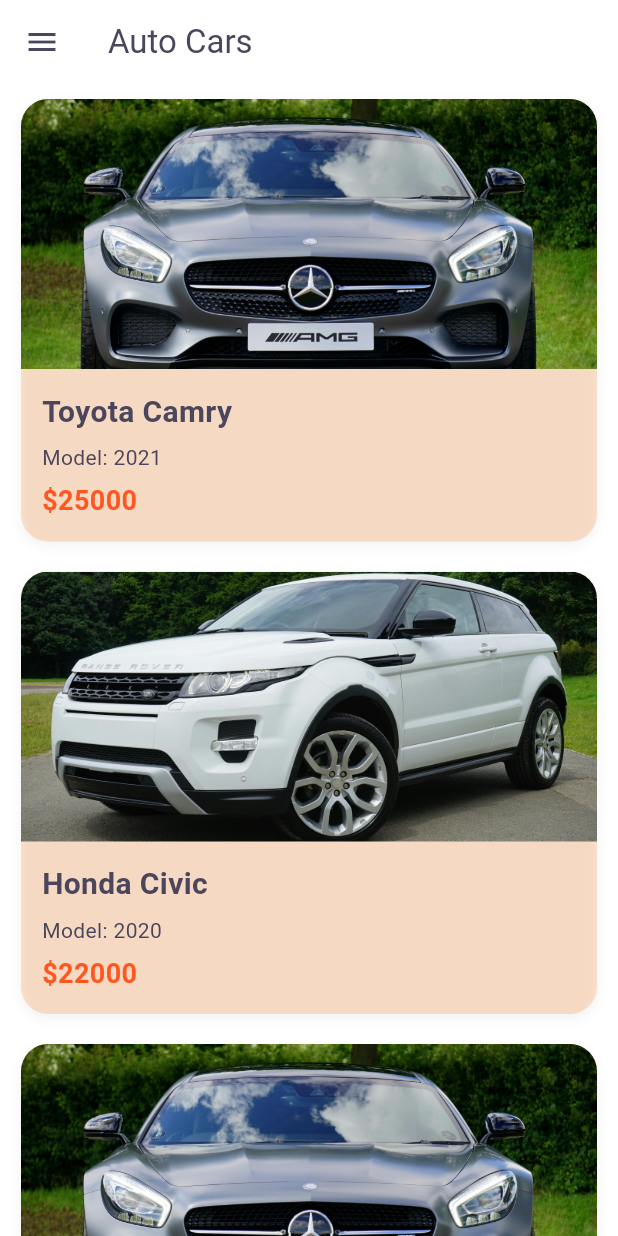
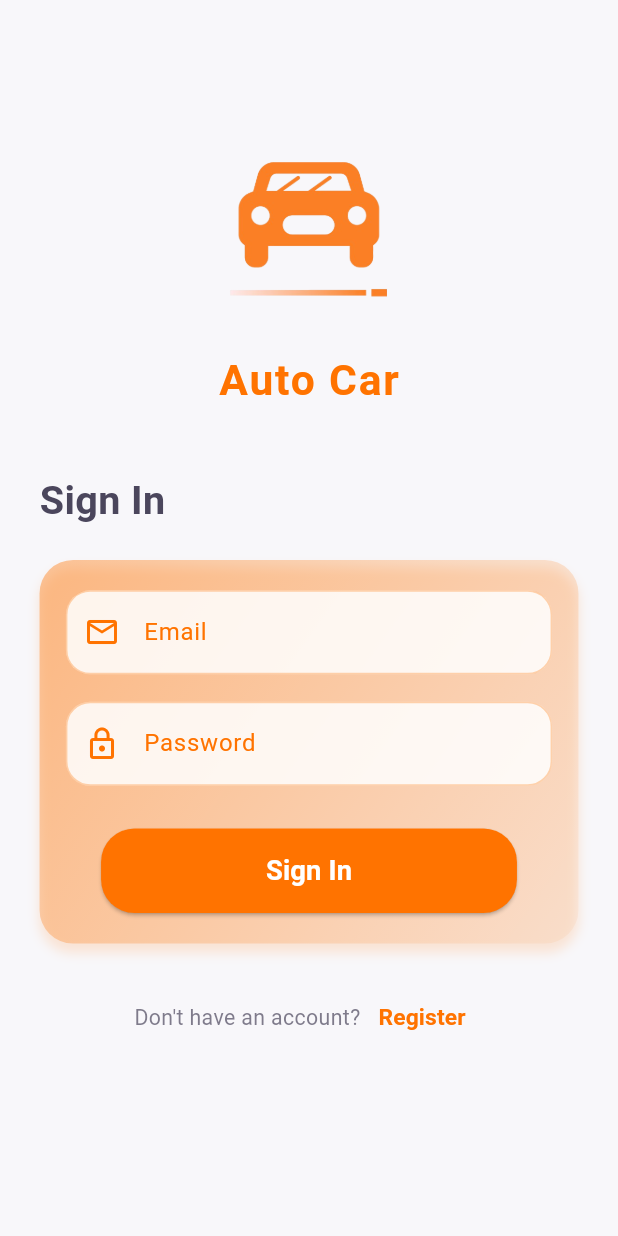
Before and after one commit to RamiYahya07/AutoCar-App, a Flutter app: the screen it shows after launch, after a tap on "Get Started", on a phone screen of 412 x 824 dp. Run offline on Flutter 3.47's test engine with Material 3 defaults, Android fonts, the phone set to English and light mode, and no system bars; our stand-ins replace flutter_screenutil, go_router.

Commit message:
second commit

```diff
--- a/lib/core/router/app_router.dart
+++ b/lib/core/router/app_router.dart
@@ -1,4 +1,6 @@
 import 'package:auto_car/core/router/routes.dart';
+import 'package:auto_car/presentation/auth/views/signUp.dart';
+import 'package:auto_car/presentation/auth/views/singIn.dart';
 import 'package:auto_car/presentation/home/views/car_details_screen.dart';
 import 'package:auto_car/presentation/home/views/home_screen.dart';
 import 'package:auto_car/presentation/intro/views/splash_screen.dart';
@@ -21,5 +23,13 @@ final GoRouter appRouter = GoRouter(
       builder: (context, state) =>
           CarDetailsScreen(car: state.extra as Map<String, dynamic>),
     ),
+        GoRoute(
+      path: AppRoutes.signIn,
+      builder: (context, state) =>SignInScreen(),
+    ),
+            GoRoute(
+      path: AppRoutes.signUp,
+      builder: (context, state) =>SignUpScreen(),
+    ),
   ],
 );
--- a/lib/core/router/routes.dart
+++ b/lib/core/router/routes.dart
@@ -3,4 +3,6 @@ class AppRoutes {
   static const String onBoarding = '/onBoarding';
   static const String home = '/home';
   static const String carDetails = '/carDetails';
+  static const String signIn = '/signIn';
+  static const String signUp = '/signUp';
 }
--- /dev/null
+++ b/lib/presentation/auth/views/signUp.dart
@@ -0,0 +1,10 @@
+import 'package:flutter/material.dart';
+
+class SignUpScreen extends StatelessWidget {
+  const SignUpScreen({super.key});
+
+  @override
+  Widget build(BuildContext context) {
+    return Scaffold();
+  }
+}
--- /dev/null
+++ b/lib/presentation/auth/views/singIn.dart
@@ -0,0 +1,65 @@
+import 'package:auto_car/core/constants/colors.dart';
+import 'package:auto_car/core/router/routes.dart';
+import 'package:auto_car/presentation/auth/views/widgets/auth_form_container.dart';
+import 'package:auto_car/presentation/auth/views/widgets/signIn_signUp_footer.dart';
+import 'package:auto_car/presentation/widgets/custom_textField.dart';
+import 'package:auto_car/presentation/widgets/custom_title_text.dart';
+import 'package:auto_car/presentation/widgets/logo_with_appName.dart';
+import 'package:flutter/material.dart';
+import 'package:flutter_screenutil/flutter_screenutil.dart';
+import 'package:go_router/go_router.dart';
+
+class SignInScreen extends StatelessWidget {
+  const SignInScreen({super.key});
+
+  @override
+  Widget build(BuildContext context) {
+    return Scaffold(
+      backgroundColor: AppColors.kBackGroundColorW,
+      body: SingleChildScrollView(
+        padding: EdgeInsets.symmetric(horizontal: 24.w, vertical: 40.h),
+        child: Column(
+          crossAxisAlignment: CrossAxisAlignment.center,
+          children: [
+            SizedBox(height: 40.h),
+            LogoWithAppName(),
+            SizedBox(height: 40.h),
+
+            Align(
+              alignment: Alignment.centerLeft,
+              child: CustomTitleText(title: 'Sign In'),
+            ),
+
+            SizedBox(height: 20.h),
+
+         AuthFormContainer(
+  children: [
+    customTextField(
+      label: "Email",
+      hint: "Enter your email",
+      icon: Icons.email_outlined,
+    ),
+    customTextField(
+      label: "Password",
+      hint: "Enter your password",
+      icon: Icons.lock_outline,
+      obscure: true,
+    ),
+  ],
+  buttonTitle: "Sign In",
+  onButtonTap: () {
+    context.go(AppRoutes.home);
+  },
+),
+SizedBox(height: 25.h),
+            signInSignUpFooter(
+              footerText: "Don't have an account?",
+              authText: "Register",
+              onButtonTap:()=> context.go(AppRoutes.signUp),
+            ),
+          ],
+        ),
+      ),
+    );
+  }
+}
--- /dev/null
+++ b/lib/presentation/auth/views/widgets/auth_form_container.dart
@@ -0,0 +1,55 @@
+import 'package:auto_car/core/constants/colors.dart';
+import 'package:auto_car/presentation/widgets/custom_button.dart';
+import 'package:flutter/material.dart';
+import 'package:flutter_screenutil/flutter_screenutil.dart';
+
+class AuthFormContainer extends StatelessWidget {
+  final List<Widget> children;
+  final String buttonTitle;
+  final VoidCallback onButtonTap;
+
+  const AuthFormContainer({
+    super.key,
+    required this.children,
+    required this.buttonTitle,
+    required this.onButtonTap,
+  });
+
+  @override
+  Widget build(BuildContext context) {
+    return Container(
+      padding: EdgeInsets.symmetric(vertical: 20.h, horizontal: 16.w),
+      decoration: BoxDecoration(
+        borderRadius: BorderRadius.circular(22.r),
+        gradient: LinearGradient(
+          colors: [
+            AppColors.kPrimaryColor.withOpacity(.4),
+            AppColors.kPrimaryColor.withOpacity(.05),
+          ],
+          begin: Alignment.topLeft,
+          end: Alignment.bottomRight,
+        ),
+        boxShadow: [
+          BoxShadow(
+            color: AppColors.kPrimaryColor.withOpacity(0.15),
+            blurRadius: 6,
+            offset: const Offset(0, 6),
+          ),
+        ],
+      ),
+      child: Column(
+        children: [
+          ...children.map((child) => Padding(
+                padding: EdgeInsets.only(bottom: 18.h),
+                child: child,
+              )),
+          SizedBox(height: 10.h),
+          CustomButton.circularButton(
+            title: buttonTitle,
+            onTap: onButtonTap,
+          ),
+        ],
+      ),
+    );
+  }
+}
--- /dev/null
+++ b/lib/presentation/auth/views/widgets/signIn_signUp_footer.dart
@@ -0,0 +1,37 @@
+
+import 'package:auto_car/core/constants/colors.dart';
+import 'package:flutter/material.dart';
+import 'package:flutter_screenutil/flutter_screenutil.dart';
+
+class signInSignUpFooter extends StatelessWidget {
+  final String footerText;
+  final String authText;
+  final VoidCallback  onButtonTap;
+  const signInSignUpFooter({super.key, required this.footerText,required this.authText,required this.onButtonTap});
+  @override
+  Widget build(BuildContext context) {
+    return Row(
+      mainAxisAlignment: MainAxisAlignment.center,
+      children: [
+        Text(
+          footerText,
+          style: TextStyle(
+            fontSize: 14.sp,
+            color: AppColors.kFirstTextColor.withOpacity(.7),
+          ),
+        ),
+        TextButton(
+          onPressed:onButtonTap,
+          child: Text(
+            authText,
+            style: TextStyle(
+              color: AppColors.kPrimaryColor,
+              fontSize: 15.sp,
+              fontWeight: FontWeight.bold,
+            ),
+          ),
+        ),
+      ],
+    );
+  }
+}
--- a/lib/presentation/intro/views/splash_screen.dart
+++ b/lib/presentation/intro/views/splash_screen.dart
@@ -122,7 +122,7 @@ class _SplashScreenState extends State<SplashScreen>
                   color: Colors.white,
                   title: "Get Started",
                   onTap: () {
-                    context.go(AppRoutes.home);
+                    context.go(AppRoutes.signIn);
                   },
                 ),
               ),
--- a/lib/presentation/widgets/custom_button.dart
+++ b/lib/presentation/widgets/custom_button.dart
@@ -6,12 +6,14 @@ class CustomButton extends StatelessWidget {
   final String title;
   final VoidCallback onTap;
   final Color? color;
+  final Color? textColor;
 
   const CustomButton({
     super.key,
     required this.title,
     required this.onTap,
     this.color,
+    this.textColor,
   });
 
   @override
@@ -49,6 +51,7 @@ class CustomButton extends StatelessWidget {
     required String title,
     required VoidCallback onTap,
     Color color = AppColors.kPrimaryColor,
+    Color textColor = Colors.white,
   }) {
     return ElevatedButton(
       onPressed: onTap,
@@ -62,7 +65,11 @@ class CustomButton extends StatelessWidget {
       ),
       child: Text(
         title,
-        style: TextStyle(fontSize: 18.sp, fontWeight: FontWeight.bold),
+        style: TextStyle(
+          fontSize: 18.sp,
+          fontWeight: FontWeight.bold,
+          color: textColor,
+        ),
       ),
     );
   }
--- /dev/null
+++ b/lib/presentation/widgets/custom_textField.dart
@@ -0,0 +1,30 @@
+import 'package:auto_car/core/constants/colors.dart';
+import 'package:flutter/material.dart';
+import 'package:flutter_screenutil/flutter_screenutil.dart';
+
+Widget customTextField({
+  required String label,
+  required String hint,
+  required IconData icon,
+  bool obscure = false,
+}) {
+  return TextField(
+    obscureText: obscure,
+    decoration: InputDecoration(
+      prefixIcon: Icon(icon, color: AppColors.kPrimaryColor),
+      labelText: label,
+      hintText: hint,
+      filled: true,
+      fillColor: Colors.white.withOpacity(.85),
+      labelStyle: TextStyle(color: AppColors.kPrimaryColor),
+      enabledBorder: OutlineInputBorder(
+        borderRadius: BorderRadius.circular(16.r),
+        borderSide: BorderSide(color: AppColors.kPrimaryColor.withOpacity(.3)),
+      ),
+      focusedBorder: OutlineInputBorder(
+        borderRadius: BorderRadius.circular(16.r),
+        borderSide: BorderSide(color: AppColors.kPrimaryColor, width: 1.4.w),
+      ),
+    ),
+  );
+}
--- /dev/null
+++ b/lib/presentation/widgets/custom_title_text.dart
@@ -0,0 +1,27 @@
+
+import 'package:auto_car/core/constants/colors.dart';
+import 'package:flutter/material.dart';
+import 'package:flutter_screenutil/flutter_screenutil.dart';
+
+class CustomTitleText extends StatelessWidget {
+  final String title;
+  final Color? fontColor;
+
+  const CustomTitleText({
+    super.key,
+    required this.title,
+    this.fontColor,
+  });
+
+  @override
+  Widget build(BuildContext context) {
+    return Text(
+      title,
+      style: TextStyle(
+        fontSize: 26.sp,
+        fontWeight: FontWeight.bold,
+        color: fontColor ?? AppColors.kFirstTextColor,
+      ),
+    );
+  }
+}
--- /dev/null
+++ b/lib/presentation/widgets/logo_with_appName.dart
@@ -0,0 +1,29 @@
+
+import 'package:auto_car/core/constants/colors.dart';
+import 'package:auto_car/core/constants/const_image.dart';
+import 'package:flutter/material.dart';
+import 'package:flutter_screenutil/flutter_screenutil.dart';
+
+class LogoWithAppName extends StatelessWidget {
+  const LogoWithAppName({super.key});
+
+  @override
+  Widget build(BuildContext context) {
+    return Column(
+      children: [
+        Image.asset(ImageAssets.logo, width: 140.w, height: 140.h),
+           SizedBox(height: 10.h),
+    Text(
+      "Auto Car",
+      style: TextStyle(
+        color: AppColors.kPrimaryColor,
+        fontSize: 28.sp,
+        fontWeight: FontWeight.bold,
+        letterSpacing: 1.2,
+      ),
+    ),
+      ],
+    );
+
+  }
+}
```
Also changed, not shown: lib/presentation/auth/views/profile_screen.dart (deleted).
